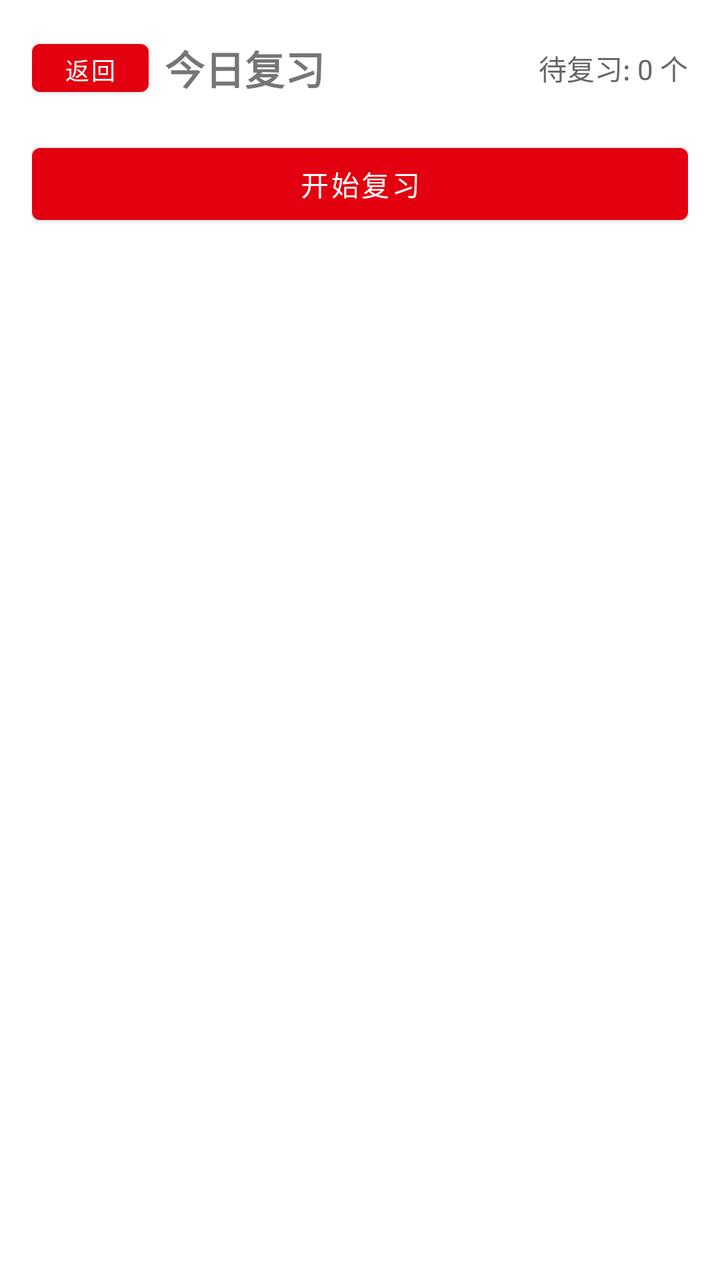
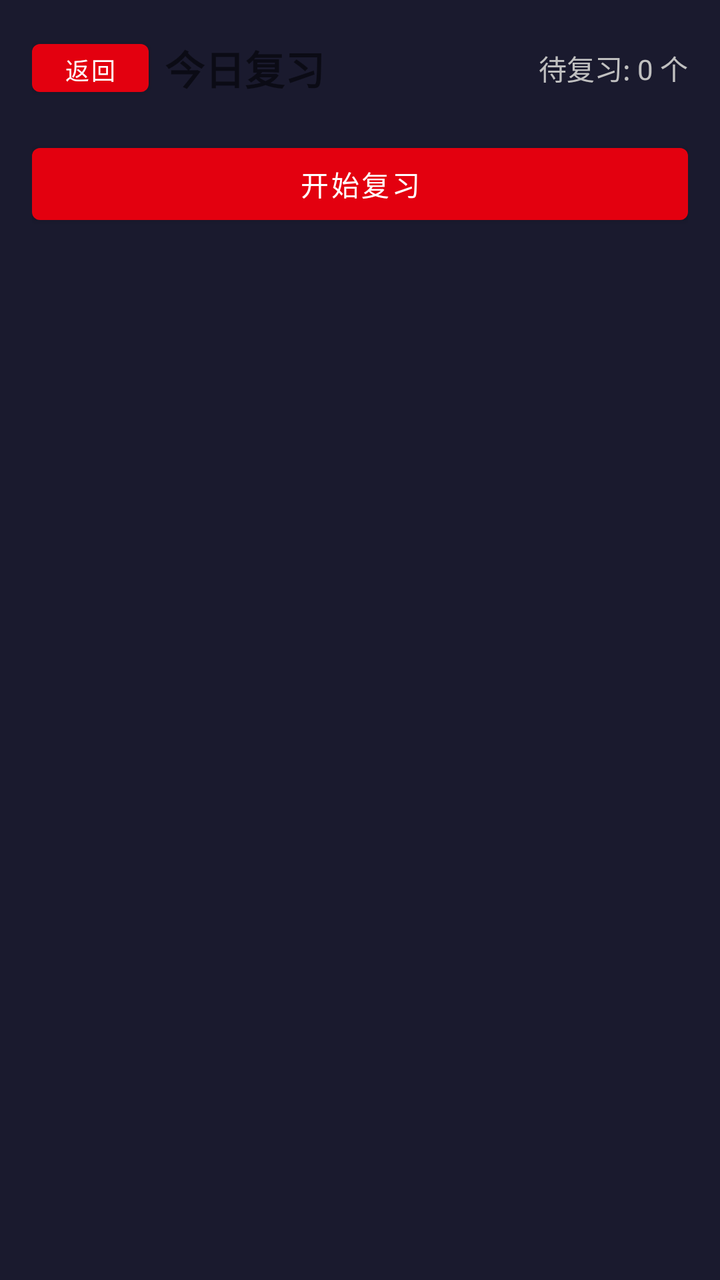

Screens rendered from an Android XML layout before and after an edit, with the pre-edit source and the edit as a unified diff.
<!-- AndroidManifest.xml: application theme Theme.LearnE -->
<!-- res/layout/fragment_review.xml -->
<?xml version="1.0" encoding="utf-8"?>
<LinearLayout xmlns:android="http://schemas.android.com/apk/res/android"
    android:layout_width="match_parent"
    android:layout_height="match_parent"
    android:orientation="vertical"
    android:padding="16dp">

    
    <LinearLayout
        android:layout_width="match_parent"
        android:layout_height="wrap_content"
        android:orientation="horizontal"
        android:gravity="center_vertical">

        <Button
            android:id="@+id/btn_back"
            android:layout_width="wrap_content"
            android:layout_height="36dp"
            android:text="返回"
            android:textSize="12sp"
            android:layout_marginEnd="8dp"
            android:minHeight="0dp"
            android:minWidth="0dp"/>

        <TextView
            android:id="@+id/tv_review_title"
            android:layout_width="0dp"
            android:layout_height="wrap_content"
            android:layout_weight="1"
            android:text="今日复习"
            android:textSize="20sp"
            android:textStyle="bold" />

        <TextView
            android:id="@+id/tv_review_count"
            android:layout_width="wrap_content"
            android:layout_height="wrap_content"
            android:text="待复习: 0 个"
            android:textSize="14sp"
            android:textColor="#666" />
    </LinearLayout>

    
    <Button
        android:id="@+id/btn_start_review"
        android:layout_width="match_parent"
        android:layout_height="wrap_content"
        android:layout_marginTop="16dp"
        android:text="开始复习" />

    
    <LinearLayout
        android:id="@+id/review_content"
        android:layout_width="match_parent"
        android:layout_height="0dp"
        android:layout_weight="1"
        android:orientation="vertical"
        android:visibility="gone"
        android:layout_marginTop="16dp">

        
        <LinearLayout
            android:layout_width="match_parent"
            android:layout_height="wrap_content"
            android:orientation="horizontal"
            android:layout_marginBottom="8dp">

            <TextView
                android:id="@+id/tv_progress"
                android:layout_width="0dp"
                android:layout_height="wrap_content"
                android:layout_weight="1"
                android:text="1 / 10"
                android:textSize="14sp"
                android:textColor="#888" />

            <TextView
                android:id="@+id/tv_step_indicator"
                android:layout_width="wrap_content"
                android:layout_height="wrap_content"
                android:text="步骤 1/3"
                android:textSize="14sp"
                android:textColor="#888" />
        </LinearLayout>

        
        <ProgressBar
            android:id="@+id/progress_review"
            style="?android:attr/progressBarStyleHorizontal"
            android:layout_width="match_parent"
            android:layout_height="4dp"
            android:layout_marginTop="8dp"
            android:progressTint="#2196F3" />

        
        <LinearLayout
            android:id="@+id/step1_display"
            android:layout_width="match_parent"
            android:layout_height="0dp"
            android:layout_weight="1"
            android:orientation="vertical">

            <TextView
                android:id="@+id/tv_word"
                android:layout_width="wrap_content"
                android:layout_height="wrap_content"
                android:textSize="28sp"
                android:textStyle="bold"
                android:layout_gravity="center_horizontal"
                android:layout_marginTop="24dp" />

            <TextView
                android:id="@+id/tv_phonetic"
                android:layout_width="wrap_content"
                android:layout_height="wrap_content"
                android:textSize="14sp"
                android:textColor="#666"
                android:layout_gravity="center_horizontal"
                android:layout_marginTop="4dp" />

            <View
                android:layout_width="60dp"
                android:layout_height="1dp"
                android:background="#ddd"
                android:layout_gravity="center_horizontal"
                android:layout_marginTop="16dp" />

            <TextView
                android:id="@+id/tv_meaning"
                android:layout_width="wrap_content"
                android:layout_height="wrap_content"
                android:textSize="18sp"
                android:textColor="#333"
                android:layout_marginTop="12dp"
                android:layout_marginLeft="16dp" />

            <View
                android:layout_width="match_parent"
                android:layout_height="1dp"
                android:background="#eee"
                android:layout_marginTop="16dp" />

            <LinearLayout
                android:layout_width="match_parent"
                android:layout_height="wrap_content"
                android:orientation="vertical"
                android:layout_marginTop="12dp">

                <TextView
                    android:layout_width="wrap_content"
                    android:layout_height="wrap_content"
                    android:text="词组"
                    android:textSize="12sp"
                    android:textColor="#aaa" />

                <TextView
                    android:id="@+id/tv_phrase"
                    android:layout_width="wrap_content"
                    android:layout_height="wrap_content"
                    android:textSize="15sp"
                    android:textColor="#333"
                    android:layout_marginTop="2dp" />

                <TextView
                    android:id="@+id/tv_phrase_meaning"
                    android:layout_width="wrap_content"
                    android:layout_height="wrap_content"
                    android:textSize="14sp"
                    android:textColor="#555"
                    android:layout_marginTop="2dp" />
            </LinearLayout>

            <View
                android:layout_width="match_parent"
                android:layout_height="1dp"
                android:background="#eee"
                android:layout_marginTop="12dp" />

            <LinearLayout
                android:layout_width="match_parent"
                android:layout_height="wrap_content"
                android:orientation="vertical"
                android:layout_marginTop="12dp">

                <TextView
                    android:layout_width="wrap_content"
                    android:layout_height="wrap_content"
                    android:text="例句"
                    android:textSize="12sp"
                    android:textColor="#aaa" />

                <TextView
                    android:id="@+id/tv_example"
                    android:layout_width="wrap_content"
                    android:layout_height="wrap_content"
                    android:textSize="15sp"
                    android:textColor="#333"
                    android:layout_marginTop="2dp" />

                <TextView
                    android:id="@+id/tv_example_meaning"
                    android:layout_width="wrap_content"
                    android:layout_height="wrap_content"
                    android:textSize="14sp"
                    android:textColor="#555"
                    android:layout_marginTop="2dp" />
            </LinearLayout>
        </LinearLayout>

        
        <LinearLayout
            android:id="@+id/step2_choice"
            android:layout_width="match_parent"
            android:layout_height="0dp"
            android:layout_weight="1"
            android:orientation="vertical"
            android:visibility="gone">

            <TextView
                android:layout_width="wrap_content"
                android:layout_height="wrap_content"
                android:text="请选择正确的中文含义"
                android:textSize="14sp"
                android:textColor="#888"
                android:layout_gravity="center_horizontal"
                android:layout_marginTop="24dp" />

            <TextView
                android:id="@+id/tv_choice_word"
                android:layout_width="wrap_content"
                android:layout_height="wrap_content"
                android:textSize="24sp"
                android:textStyle="bold"
                android:layout_gravity="center_horizontal"
                android:layout_marginTop="16dp" />

            <TextView
                android:id="@+id/tv_choice_phonetic"
                android:layout_width="wrap_content"
                android:layout_height="wrap_content"
                android:textSize="14sp"
                android:textColor="#666"
                android:layout_gravity="center_horizontal" />

            <LinearLayout
                android:id="@+id/choice_options_container"
                android:layout_width="match_parent"
                android:layout_height="wrap_content"
                android:orientation="vertical"
                android:layout_marginTop="32dp" />

            <TextView
                android:id="@+id/choice_feedback"
                android:layout_width="wrap_content"
                android:layout_height="wrap_content"
                android:textSize="16sp"
                android:layout_gravity="center_horizontal"
                android:layout_marginTop="12dp"
                android:visibility="gone" />
        </LinearLayout>

        
        <LinearLayout
            android:id="@+id/step3_spell"
            android:layout_width="match_parent"
            android:layout_height="0dp"
            android:layout_weight="1"
            android:orientation="vertical"
            android:visibility="gone"
            android:gravity="center">

            <TextView
                android:layout_width="wrap_content"
                android:layout_height="wrap_content"
                android:text="请输入对应的英文单词"
                android:textSize="14sp"
                android:textColor="#888"
                android:layout_gravity="center_horizontal" />

            <TextView
                android:id="@+id/tv_spell_meaning"
                android:layout_width="wrap_content"
                android:layout_height="wrap_content"
                android:textSize="22sp"
                android:textColor="#333"
                android:layout_gravity="center_horizontal"
                android:layout_marginTop="16dp" />

            <EditText
                android:id="@+id/et_spell_input"
                android:layout_width="match_parent"
                android:layout_height="wrap_content"
                android:layout_marginTop="24dp"
                android:hint="输入单词..."
                android:inputType="text"
                android:imeOptions="actionDone"
                android:textSize="20sp"
                android:padding="12dp" />

            <TextView
                android:id="@+id/spell_hint"
                android:layout_width="wrap_content"
                android:layout_height="wrap_content"
                android:textSize="16sp"
                android:textColor="#F44336"
                android:layout_marginTop="8dp"
                android:visibility="gone" />

            <Button
                android:id="@+id/btn_spell_confirm"
                android:layout_width="wrap_content"
                android:layout_height="wrap_content"
                android:text="确认"
                android:layout_marginTop="12dp" />
        </LinearLayout>

        
        <LinearLayout
            android:layout_width="match_parent"
            android:layout_height="wrap_content"
            android:orientation="horizontal"
            android:layout_marginTop="16dp">

            <Button
                android:id="@+id/btn_prev_step"
                android:layout_width="0dp"
                android:layout_height="wrap_content"
                android:layout_weight="1"
                android:text="上一步"
                android:layout_marginEnd="4dp" />

            <Button
                android:id="@+id/btn_next_step"
                android:layout_width="0dp"
                android:layout_height="wrap_content"
                android:layout_weight="1"
                android:text="下一步"
                android:layout_marginStart="4dp" />
        </LinearLayout>

        <LinearLayout
            android:layout_width="match_parent"
            android:layout_height="wrap_content"
            android:orientation="horizontal"
            android:layout_marginTop="8dp">

            <Button
                android:id="@+id/btn_prev_word"
                android:layout_width="0dp"
                android:layout_height="wrap_content"
                android:layout_weight="1"
                android:text="上一词"
                android:layout_marginEnd="4dp" />

            <Button
                android:id="@+id/btn_next_word"
                android:layout_width="0dp"
                android:layout_height="wrap_content"
                android:layout_weight="1"
                android:text="下一词"
                android:layout_marginStart="4dp" />
        </LinearLayout>
    </LinearLayout>

    
    <LinearLayout
        android:id="@+id/review_complete"
        android:layout_width="match_parent"
        android:layout_height="0dp"
        android:layout_weight="1"
        android:orientation="vertical"
        android:gravity="center"
        android:visibility="gone">

        <TextView
            android:layout_width="wrap_content"
            android:layout_height="wrap_content"
            android:text="🎉"
            android:textSize="48sp" />

        <TextView
            android:layout_width="wrap_content"
            android:layout_height="wrap_content"
            android:text="复习完成！"
            android:textSize="22sp"
            android:textStyle="bold"
            android:layout_marginTop="12dp" />

        <TextView
            android:layout_width="wrap_content"
            android:layout_height="wrap_content"
            android:text="今日复习内容已全部完成"
            android:textSize="16sp"
            android:textColor="#666"
            android:layout_marginTop="8dp" />
    </LinearLayout>

</LinearLayout>
<!-- resources referenced by this layout -->
<resources>
  <style name="Theme.LearnE" parent="Theme.MaterialComponents.Light.NoActionBar">
          <item name="colorPrimary">@color/primary</item>
          <item name="colorPrimaryDark">@color/primary_dark</item>
          <item name="colorAccent">@color/accent</item>
      </style>
  <color name="primary">#E3000F</color>
  <color name="primary_dark">#B3000C</color>
  <color name="accent">#0039CB</color>
</resources>

<!-- the commit's change to res/layout/fragment_review.xml (unified diff, before → after) -->
@@ -3,6 +3,7 @@
     android:layout_width="match_parent"
     android:layout_height="match_parent"
     android:orientation="vertical"
+    android:background="@color/mecha_hull"
     android:padding="16dp">
 
     
@@ -37,7 +38,7 @@
             android:layout_height="wrap_content"
             android:text="待复习: 0 个"
             android:textSize="14sp"
-            android:textColor="#666" />
+            android:textColor="@color/text_secondary" />
     </LinearLayout>
 
     
@@ -72,7 +73,7 @@
                 android:layout_weight="1"
                 android:text="1 / 10"
                 android:textSize="14sp"
-                android:textColor="#888" />
+                android:textColor="@color/text_secondary" />
 
             <TextView
                 android:id="@+id/tv_step_indicator"
@@ -80,7 +81,7 @@
                 android:layout_height="wrap_content"
                 android:text="步骤 1/3"
                 android:textSize="14sp"
-                android:textColor="#888" />
+                android:textColor="@color/text_secondary" />
         </LinearLayout>
 
         
@@ -90,7 +91,7 @@
             android:layout_width="match_parent"
             android:layout_height="4dp"
             android:layout_marginTop="8dp"
-            android:progressTint="#2196F3" />
+            android:progressTint="@color/primary" />
 
         
         <LinearLayout
@@ -114,14 +115,14 @@
                 android:layout_width="wrap_content"
                 android:layout_height="wrap_content"
                 android:textSize="14sp"
-                android:textColor="#666"
+                android:textColor="@color/text_secondary"
                 android:layout_gravity="center_horizontal"
                 android:layout_marginTop="4dp" />
 
             <View
                 android:layout_width="60dp"
                 android:layout_height="1dp"
-                android:background="#ddd"
+                android:background="@color/mecha_divider"
                 android:layout_gravity="center_horizontal"
                 android:layout_marginTop="16dp" />
 
@@ -130,14 +131,14 @@
                 android:layout_width="wrap_content"
                 android:layout_height="wrap_content"
                 android:textSize="18sp"
-                android:textColor="#333"
+                android:textColor="@color/text_primary"
                 android:layout_marginTop="12dp"
                 android:layout_marginLeft="16dp" />
 
             <View
                 android:layout_width="match_parent"
                 android:layout_height="1dp"
-                android:background="#eee"
+                android:background="@color/mecha_divider"
                 android:layout_marginTop="16dp" />
 
             <LinearLayout
@@ -151,14 +152,14 @@
                     android:layout_height="wrap_content"
                     android:text="词组"
                     android:textSize="12sp"
-                    android:textColor="#aaa" />
+                    android:textColor="@color/text_hint" />
 
                 <TextView
                     android:id="@+id/tv_phrase"
                     android:layout_width="wrap_content"
                     android:layout_height="wrap_content"
                     android:textSize="15sp"
-                    android:textColor="#333"
+                    android:textColor="@color/text_primary"
                     android:layout_marginTop="2dp" />
 
                 <TextView
@@ -166,14 +167,14 @@
                     android:layout_width="wrap_content"
                     android:layout_height="wrap_content"
                     android:textSize="14sp"
-                    android:textColor="#555"
+                    android:textColor="@color/text_hint"
                     android:layout_marginTop="2dp" />
             </LinearLayout>
 
             <View
                 android:layout_width="match_parent"
                 android:layout_height="1dp"
-                android:background="#eee"
+                android:background="@color/mecha_divider"
                 android:layout_marginTop="12dp" />
 
             <LinearLayout
@@ -187,14 +188,14 @@
                     android:layout_height="wrap_content"
                     android:text="例句"
                     android:textSize="12sp"
-                    android:textColor="#aaa" />
+                    android:textColor="@color/text_hint" />
 
                 <TextView
                     android:id="@+id/tv_example"
                     android:layout_width="wrap_content"
                     android:layout_height="wrap_content"
                     android:textSize="15sp"
-                    android:textColor="#333"
+                    android:textColor="@color/text_primary"
                     android:layout_marginTop="2dp" />
 
                 <TextView
@@ -202,7 +203,7 @@
                     android:layout_width="wrap_content"
                     android:layout_height="wrap_content"
                     android:textSize="14sp"
-                    android:textColor="#555"
+                    android:textColor="@color/text_hint"
                     android:layout_marginTop="2dp" />
             </LinearLayout>
         </LinearLayout>
@@ -221,7 +222,7 @@
                 android:layout_height="wrap_content"
                 android:text="请选择正确的中文含义"
                 android:textSize="14sp"
-                android:textColor="#888"
+                android:textColor="@color/text_secondary"
                 android:layout_gravity="center_horizontal"
                 android:layout_marginTop="24dp" />
 
@@ -239,7 +240,7 @@
                 android:layout_width="wrap_content"
                 android:layout_height="wrap_content"
                 android:textSize="14sp"
-                android:textColor="#666"
+                android:textColor="@color/text_secondary"
                 android:layout_gravity="center_horizontal" />
 
             <LinearLayout
@@ -274,7 +275,7 @@
                 android:layout_height="wrap_content"
                 android:text="请输入对应的英文单词"
                 android:textSize="14sp"
-                android:textColor="#888"
+                android:textColor="@color/text_secondary"
                 android:layout_gravity="center_horizontal" />
 
             <TextView
@@ -282,7 +283,7 @@
                 android:layout_width="wrap_content"
                 android:layout_height="wrap_content"
                 android:textSize="22sp"
-                android:textColor="#333"
+                android:textColor="@color/text_primary"
                 android:layout_gravity="center_horizontal"
                 android:layout_marginTop="16dp" />
 
@@ -302,7 +303,7 @@
                 android:layout_width="wrap_content"
                 android:layout_height="wrap_content"
                 android:textSize="16sp"
-                android:textColor="#F44336"
+                android:textColor="@color/accent"
                 android:layout_marginTop="8dp"
                 android:visibility="gone" />
 
@@ -391,7 +392,7 @@
             android:layout_height="wrap_content"
             android:text="今日复习内容已全部完成"
             android:textSize="16sp"
-            android:textColor="#666"
+            android:textColor="@color/text_secondary"
             android:layout_marginTop="8dp" />
     </LinearLayout>
 
<!-- resource entries referenced after the edit -->
@@ -1,12 +1,23 @@
 <!-- resources referenced by this layout -->
 <resources>
   <style name="Theme.LearnE" parent="Theme.MaterialComponents.Light.NoActionBar">
-          <item name="colorPrimary">@color/primary</item>
-          <item name="colorPrimaryDark">@color/primary_dark</item>
-          <item name="colorAccent">@color/accent</item>
+          <item name="colorPrimary">@color/mecha_red</item>
+          <item name="colorPrimaryDark">@color/mecha_red_dark</item>
+          <item name="colorAccent">@color/mecha_gold</item>
+          <item name="android:windowBackground">@color/mecha_offwhite</item>
+          <item name="android:statusBarColor">@color/mecha_hull</item>
+          <item name="android:navigationBarColor">@color/mecha_hull</item>
       </style>
+  <color name="mecha_red">#E3000F</color>
+  <color name="mecha_red_dark">#B3000C</color>
+  <color name="mecha_gold">#FFD700</color>
+  <color name="mecha_offwhite">#E8ECF0</color>
   <color name="primary">#E3000F</color>
-  <color name="primary_dark">#B3000C</color>
+  <color name="text_hint">#808080</color>
+  <color name="text_primary">#FFFFFF</color>
+  <color name="text_secondary">#C0C0C0</color>
   <color name="accent">#0039CB</color>
+  <color name="mecha_divider">#2A2A4E</color>
+  <color name="mecha_hull">#1A1A2E</color>
 </resources>
 
